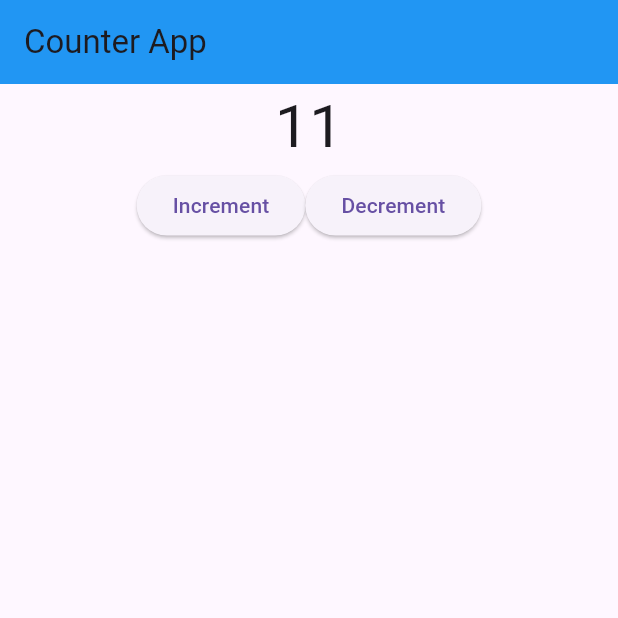
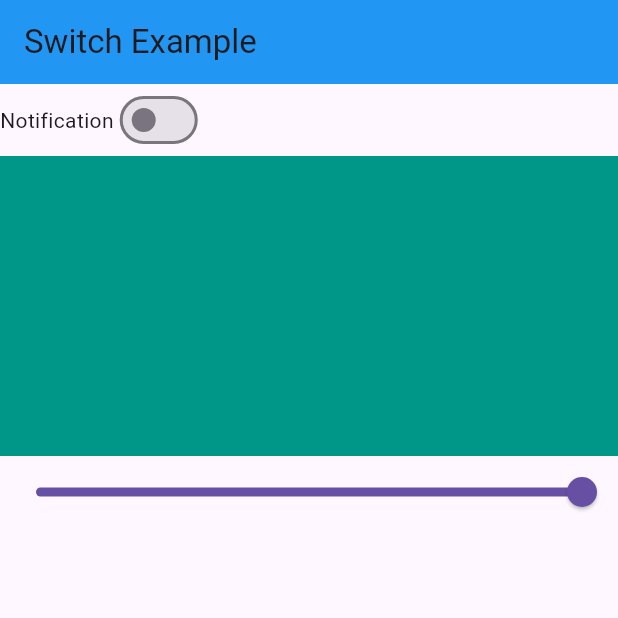
Before and after one commit to Mks30d/CounterApp_FlutterBLOC, a Flutter app: the screen it shows after launch, on a phone screen of 412 x 824 dp, the top half of it. Run offline on Flutter 3.47's test engine with Material 3 defaults, Android fonts, the light colour scheme and no system bars; our stand-ins replace bloc, equatable, flutter_bloc.

Commit message:
Multiple BLoC States

```diff
--- /dev/null
+++ b/lib/bloc/switch/switch_bloc.dart
@@ -0,0 +1,21 @@
+
+import 'package:bloc/bloc.dart';
+import 'package:counter_app_flutter_bloc/bloc/switch/switch_event.dart';
+import 'package:counter_app_flutter_bloc/bloc/switch/switch_states.dart';
+import 'package:flutter/material.dart';
+
+class SwitchBloc extends Bloc<SwitchEvents, SwitchStates> {
+
+  SwitchBloc() : super(SwitchStates()) {
+    on<EnableOrDisableNotification> (_enableOrDisableNotification);
+    on<SliderEvent> (_slider);
+  }
+
+  void _enableOrDisableNotification(EnableOrDisableNotification events, Emitter<SwitchStates> emit) {
+  emit(state.copyWith(isSwitch: !state.isSwitch));
+  }
+
+  void _slider(SliderEvent events, Emitter<SwitchStates> emit) {
+    emit(state.copyWith(slider: events.slider));
+  }
+}
--- /dev/null
+++ b/lib/bloc/switch/switch_event.dart
@@ -0,0 +1,18 @@
+
+import 'package:equatable/equatable.dart';
+
+abstract class SwitchEvents extends Equatable {
+  SwitchEvents();
+
+  @override
+  List<Object> get props => [];
+}
+
+class EnableOrDisableNotification extends SwitchEvents {}
+class SliderEvent extends SwitchEvents {
+double slider;
+SliderEvent({required this.slider});
+
+  @override
+  List<Object> get props => [slider];
+}
--- /dev/null
+++ b/lib/bloc/switch/switch_states.dart
@@ -0,0 +1,18 @@
+import 'package:equatable/equatable.dart';
+
+class SwitchStates extends Equatable {
+  bool isSwitch;
+  double slider;
+
+  SwitchStates({this.isSwitch = false, this.slider = 1});
+
+  SwitchStates copyWith({bool? isSwitch, double? slider}) {
+    return SwitchStates(
+      isSwitch: isSwitch ?? this.isSwitch,
+      slider: slider ?? this.slider,
+    );
+  }
+
+  @override
+  List<Object?> get props => [isSwitch, slider];
+}
--- a/lib/main.dart
+++ b/lib/main.dart
@@ -1,6 +1,8 @@
 import 'package:counter_app_flutter_bloc/bloc/counter/counter_bloc.dart';
+import 'package:counter_app_flutter_bloc/bloc/switch/switch_bloc.dart';
 import 'package:counter_app_flutter_bloc/equatableTut.dart';
-import 'package:counter_app_flutter_bloc/ui/counter_screen.dart';
+import 'package:counter_app_flutter_bloc/ui/counter/counter_screen.dart';
+import 'package:counter_app_flutter_bloc/ui/switch/switch_example.dart';
 import 'package:flutter/material.dart';
 import 'package:flutter_bloc/flutter_bloc.dart';
 
@@ -13,14 +15,16 @@ class MyApp extends StatelessWidget {
 
   @override
   Widget build(BuildContext context) {
-    return BlocProvider(
-      create: (context) {  // created the bloc and every child widget can access bloc variables
-        return CounterBloc();
-      },
+    return MultiBlocProvider(
+      providers: [
+        // created the bloc and every child widget can access bloc variables
+        BlocProvider(create: (context) => CounterBloc(),),
+        BlocProvider(create: (context) => SwitchBloc(),),
+      ],
       child: const MaterialApp(
         title: 'Flutter Demo',
         debugShowCheckedModeBanner: false,
-        home: CounterScreen(),
+        home: SwitchExample(),
       ),
     );
   }
--- /dev/null
+++ b/lib/ui/switch/switch_example.dart
@@ -0,0 +1,71 @@
+import 'package:counter_app_flutter_bloc/bloc/switch/switch_bloc.dart';
+import 'package:counter_app_flutter_bloc/bloc/switch/switch_event.dart';
+import 'package:counter_app_flutter_bloc/bloc/switch/switch_states.dart';
+import 'package:flutter/material.dart';
+import 'package:flutter_bloc/flutter_bloc.dart';
+
+class SwitchExample extends StatefulWidget {
+  const SwitchExample({super.key});
+
+  @override
+  State<SwitchExample> createState() => _SwitchState();
+}
+
+class _SwitchState extends State<SwitchExample> {
+  @override
+  Widget build(BuildContext context) {
+    return Scaffold(
+      appBar: AppBar(
+        backgroundColor: Colors.blue,
+        title: Text("Switch Example"),
+      ),
+      body: Column(
+        children: [
+          Row(
+            children: [
+              Text("Notification"),
+              BlocBuilder<SwitchBloc, SwitchStates>(
+                buildWhen: (previous, current) => previous.isSwitch != current.isSwitch,
+                builder: (context, state) {
+                  return Switch(
+                    value: state.isSwitch,
+                    onChanged: (value) {
+                      print("Notifications");
+                      context
+                          .read<SwitchBloc>()
+                          .add(EnableOrDisableNotification());
+                    },
+                  );
+                },
+              )
+            ],
+          ),
+          BlocBuilder<SwitchBloc, SwitchStates>(
+            buildWhen: (previous, current) => previous.slider != current.slider,
+
+            builder: (context, state) {
+              print("Container");
+              return Container(
+                height: 200,
+                color: Colors.teal.withOpacity(state.slider),
+              );
+            },
+          ),
+          BlocBuilder<SwitchBloc, SwitchStates>(
+            buildWhen: (previous, current) => previous.slider != current.slider,
+
+            builder: (context, state) {
+              return Slider(
+                value: state.slider,
+                onChanged: (value) {
+                  print("slider");
+                  context.read<SwitchBloc>().add(SliderEvent(slider: value));
+                },
+              );
+            },
+          )
+        ],
+      ),
+    );
+  }
+}
```
Also changed, not shown: lib/ui/counter/counter_screen.dart (renamed from lib/ui/counter_screen.dart), lib/ui/todo_screen/ToDoScreen.dart (added).
